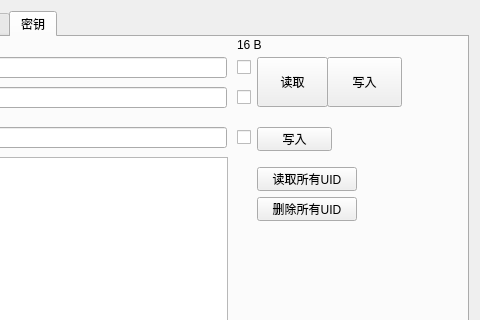
Before: the Qt Designer form UI/_00login.ui in dissor/can-tool-for-a520, drawn with Qt 5; both pictures show x 266 to 746 and y 0 to 320 of the 746 by 638 pixel window.
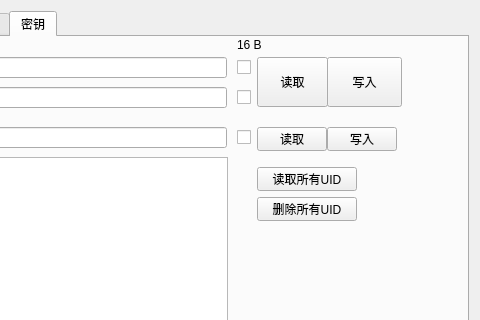
After: the same form once the commit is applied.

Diff of the .ui file:
```diff
--- a/UI/_00login.ui
+++ b/UI/_00login.ui
@@ -893,12 +893,24 @@
       <widget class="QPushButton" name="pushButton_7">
        <property name="geometry">
         <rect>
-         <x>510</x>
+         <x>580</x>
          <y>90</y>
-         <width>75</width>
+         <width>70</width>
          <height>24</height>
         </rect>
        </property>
+       <property name="minimumSize">
+        <size>
+         <width>70</width>
+         <height>0</height>
+        </size>
+       </property>
+       <property name="maximumSize">
+        <size>
+         <width>70</width>
+         <height>16777215</height>
+        </size>
+       </property>
        <property name="text">
         <string>写入</string>
        </property>
@@ -1105,6 +1117,31 @@
         <string>写入</string>
        </property>
       </widget>
+      <widget class="QPushButton" name="pushButton_12">
+       <property name="geometry">
+        <rect>
+         <x>510</x>
+         <y>90</y>
+         <width>70</width>
+         <height>24</height>
+        </rect>
+       </property>
+       <property name="minimumSize">
+        <size>
+         <width>70</width>
+         <height>0</height>
+        </size>
+       </property>
+       <property name="maximumSize">
+        <size>
+         <width>70</width>
+         <height>16777215</height>
+        </size>
+       </property>
+       <property name="text">
+        <string>读取</string>
+       </property>
+      </widget>
      </widget>
     </widget>
    </item>
```
Left out of the diff: 19 changed lines with no effect on the pictures.
